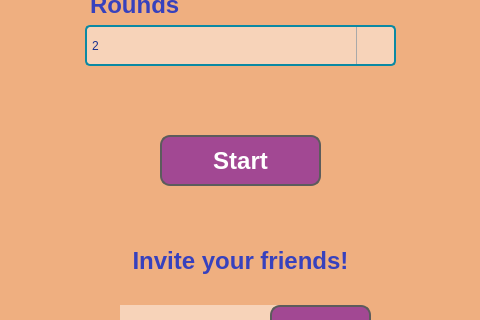
Qt form Gartic-Frontend/Gartic-Frontend/HostRoom.ui (rusuuu/Professional-Googlers) before a commit; both pictures show x 400 to 880 and y 295 to 615 of the 1280 by 720 pixel window.
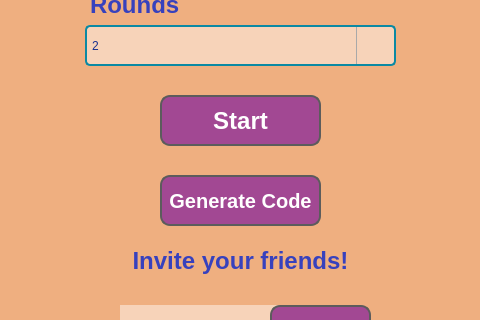
The same form after that commit. Icons and pictures are not drawn.

What changed in the file:
```diff
--- a/Gartic-Frontend/Gartic-Frontend/HostRoom.ui
+++ b/Gartic-Frontend/Gartic-Frontend/HostRoom.ui
@@ -33,7 +33,7 @@
     <property name="geometry">
      <rect>
       <x>560</x>
-      <y>430</y>
+      <y>390</y>
       <width>161</width>
       <height>51</height>
      </rect>
@@ -687,6 +687,46 @@
      <string>🠔</string>
     </property>
    </widget>
+   <widget class="QPushButton" name="GenerateCodeButton">
+    <property name="geometry">
+     <rect>
+      <x>560</x>
+      <y>470</y>
+      <width>161</width>
+      <height>51</height>
+     </rect>
+    </property>
+    <property name="font">
+     <font>
+      <pointsize>15</pointsize>
+      <bold>true</bold>
+     </font>
+    </property>
+    <property name="styleSheet">
+     <string notr="true">QPushButton {
+    border-radius: 10px; 
+    border: 2px solid #5c5c5c; 
+    
+background-color: rgb(162,72,147);  
+    padding: 5px;
+    color: #ffffff;  
+}
+
+
+QPushButton:hover {
+    background-color: rgb(231,96,131);  
+}
+
+
+QPushButton:pressed {
+    background-color: rgb(225,62,103);  
+}
+</string>
+    </property>
+    <property name="text">
+     <string>Generate Code</string>
+    </property>
+   </widget>
   </widget>
  </widget>
  <layoutdefault spacing="6" margin="11"/>
```
Left out of the diff: 2 changed lines with no effect on the pictures.
